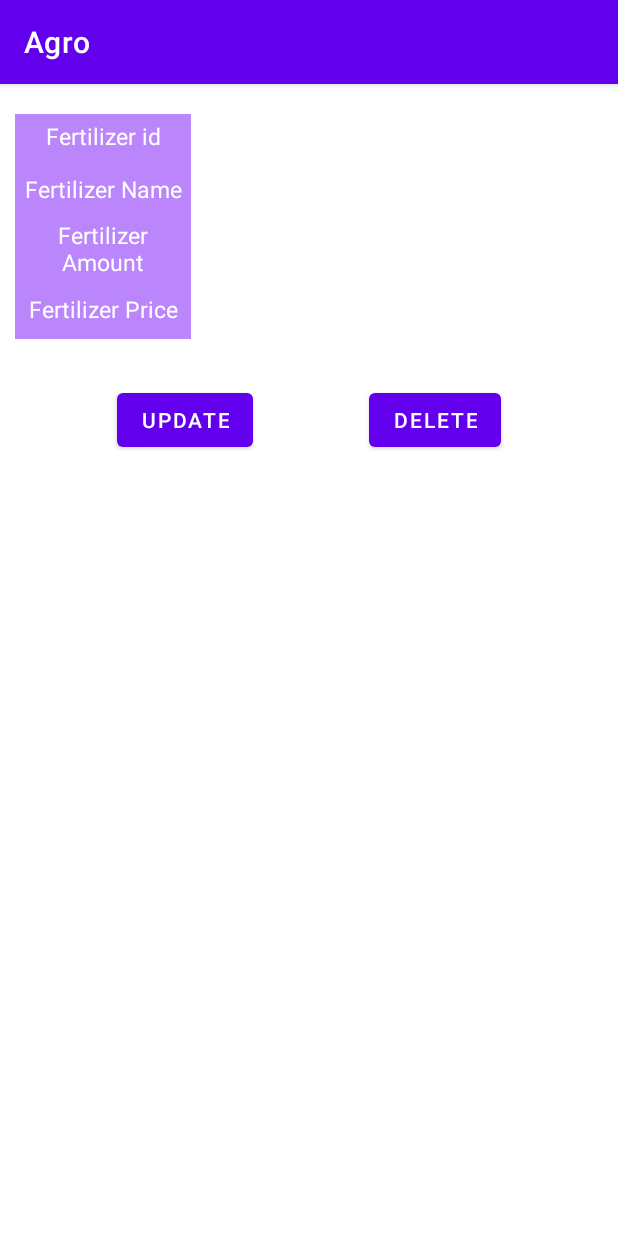
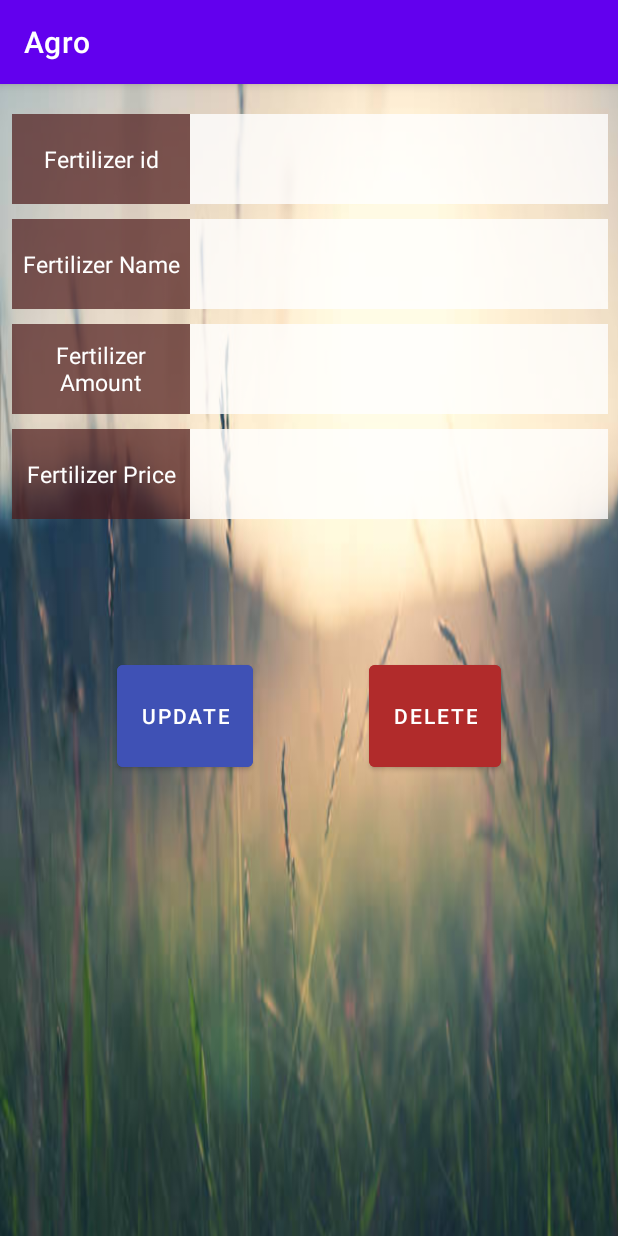
Before and after one commit to IT21497834/AgroApp, an Android app: the FertilizerDetailsActivity screen opened directly, with no data from a screen before it, on a phone screen of 412 x 824 dp. Run offline under Robolectric (Android 15) with nearby library versions, the phone set to English and light mode, and no system bars; our stand-ins replace Firebase (no records; nobody signed in at launch, a user with empty details on screens opened directly).

Commit message:
with update, delete & view2

```diff
--- a/app/src/main/java/com/example/maddesign/AddFertilizer.kt
+++ b/app/src/main/java/com/example/maddesign/AddFertilizer.kt
@@ -1,10 +1,10 @@
 package com.example.maddesign
 
-import androidx.appcompat.app.AppCompatActivity
 import android.os.Bundle
 import android.widget.Button
 import android.widget.EditText
 import android.widget.Toast
+import androidx.appcompat.app.AppCompatActivity
 import com.example.maddesign.model.FertilizerModel
 import com.google.firebase.database.DatabaseReference
 import com.google.firebase.database.FirebaseDatabase
@@ -37,18 +37,21 @@ class AddFertilizer : AppCompatActivity() {
 
     private fun saveFertilizer(){
         //getting values
-        val fertileName = editTextTextPersonName.text.toString()
-        val fertileAmount =editTextNumber.text.toString()
-        val fertilePrice= editTextNumber2.text.toString()
+        val fertileName = editTextTextPersonName.text.toString().trim()
+        val fertileAmount =editTextNumber.text.toString().trim()
+        val fertilePrice= editTextNumber2.text.toString().trim()
 
         if(fertileName.isEmpty()){
             editTextTextPersonName.error="Please Enter Fertilizer Name"
+            return@saveFertilizer
         }
         if(fertileAmount.isEmpty()){
             editTextNumber.error="Please Enter the Amount"
+            return@saveFertilizer
         }
         if(fertilePrice.isEmpty()){
             editTextNumber2.error="Please Enter the Price"
+            return@saveFertilizer
         }
 
         val fertileId=dbRef.push().key!!
--- a/app/src/main/res/layout/activity_add_fertilizer.xml
+++ b/app/src/main/res/layout/activity_add_fertilizer.xml
@@ -79,7 +79,7 @@
 
     <TextView
         android:id="@+id/textView20"
-        android:layout_width="103dp"
+        android:layout_width="170dp"
         android:layout_height="36dp"
         android:layout_marginStart="15dp"
         android:layout_marginTop="20dp"
--- a/app/src/main/res/layout/activity_fertilizer_details.xml
+++ b/app/src/main/res/layout/activity_fertilizer_details.xml
@@ -6,12 +6,22 @@
     android:layout_height="match_parent"
     tools:context=".FertilizerDetailsActivity">
 
+    <ImageView
+        android:id="@+id/imageView234"
+        android:layout_width="@dimen/main_bg_img"
+        android:layout_height="@dimen/mainimg_bg"
+        android:scaleType="fitXY"
+        app:layout_constraintStart_toStartOf="parent"
+        app:layout_constraintTop_toTopOf="parent"
+        app:srcCompat="@drawable/bgimg5" />
 
     <Button
         android:id="@+id/btnUpdate"
         android:layout_width="wrap_content"
         android:layout_height="wrap_content"
-        android:layout_marginTop="30dp"
+        android:layout_marginTop="76dp"
+        android:height="80dp"
+        android:backgroundTint="#3F51B5"
         android:text="Update"
         app:layout_constraintEnd_toStartOf="@+id/btnDelete"
         app:layout_constraintHorizontal_bias="0.5"
@@ -22,7 +32,9 @@
         android:id="@+id/btnDelete"
         android:layout_width="wrap_content"
         android:layout_height="wrap_content"
-        android:layout_marginTop="30dp"
+        android:layout_marginTop="76dp"
+        android:height="80dp"
+        android:backgroundTint="#B12B2B"
         android:text="Delete"
         app:layout_constraintEnd_toEndOf="parent"
         app:layout_constraintHorizontal_bias="0.5"
@@ -31,23 +43,24 @@
 
     <LinearLayout
         android:id="@+id/linearLayout"
-        android:layout_width="match_parent"
-        android:layout_height="wrap_content"
+        android:layout_width="417dp"
+        android:layout_height="305dp"
+        android:orientation="vertical"
+        app:layout_constraintEnd_toEndOf="parent"
         app:layout_constraintStart_toStartOf="parent"
-        app:layout_constraintTop_toTopOf="parent"
-        app:layout_constraintEnd_toEndOf="parent"
-        android:orientation="vertical">
+        app:layout_constraintTop_toTopOf="parent">
 
 
         <LinearLayout
             android:id="@+id/id_lin"
             android:layout_width="match_parent"
-            android:layout_height="30dp"
+            android:layout_height="60dp"
             android:layout_marginLeft="10dp"
             android:layout_marginTop="20dp"
             android:layout_marginRight="10dp"
             android:orientation="horizontal"
             android:weightSum="2"
+            android:layout_marginBottom="10dp"
 
             >
 
@@ -55,7 +68,9 @@
                 android:layout_width="0dp"
                 android:layout_height="match_parent"
                 android:layout_weight="0.6"
-                android:background="@color/purple_200">
+
+                android:background="#B34E1B1B">
+
 
                 <TextView
                     android:layout_width="match_parent"
@@ -71,19 +86,22 @@
             <LinearLayout
                 android:layout_width="0dp"
                 android:layout_height="match_parent"
-                android:layout_weight="1.4">
+                android:layout_weight="1.4"
+                android:background="#CCFFFFFF"
+                android:backgroundTint="#FFFFFF">
 
                 <TextView
                     android:id="@+id/tvFertileID"
                     android:layout_width="match_parent"
                     android:layout_height="wrap_content"
                     android:layout_gravity="center"
+
                     android:gravity="center"
+                    android:includeFontPadding="false"
+
                     android:text=""
                     android:textColor="@color/black"
-                    android:textSize="15sp"
-
-                    />
+                    android:textSize="20sp" />
 
             </LinearLayout>
 
@@ -94,17 +112,18 @@
         <LinearLayout
             android:id="@+id/contact_lin"
             android:layout_width="match_parent"
-            android:layout_height="40dp"
+            android:layout_height="60dp"
             android:layout_marginLeft="10dp"
             android:layout_marginRight="10dp"
             android:orientation="horizontal"
-            android:weightSum="2">
+            android:weightSum="2"
+            android:layout_marginBottom="10dp">
 
             <LinearLayout
                 android:layout_width="0dp"
                 android:layout_height="match_parent"
                 android:layout_weight="0.6"
-                android:background="@color/purple_200">
+                android:background="#B34E1B1B">
 
                 <TextView
                     android:layout_width="match_parent"
@@ -120,19 +139,21 @@
             <LinearLayout
                 android:layout_width="0dp"
                 android:layout_height="match_parent"
-                android:layout_weight="1.4">
+                android:layout_weight="1.4"
+                android:background="#CCFFFFFF"
+                android:backgroundTint="#FFFFFF">
 
                 <TextView
                     android:id="@+id/tvFertileName"
                     android:layout_width="match_parent"
                     android:layout_height="wrap_content"
                     android:layout_gravity="center"
+
                     android:gravity="center"
                     android:text=""
+
                     android:textColor="@color/black"
-                    android:textSize="15sp"
-
-                    />
+                    android:textSize="20sp" />
 
             </LinearLayout>
 
@@ -142,11 +163,12 @@
         <LinearLayout
 
             android:layout_width="match_parent"
-            android:layout_height="40dp"
+            android:layout_height="60dp"
             android:layout_marginLeft="10dp"
             android:layout_marginRight="10dp"
             android:orientation="horizontal"
             android:weightSum="2"
+            android:layout_marginBottom="10dp"
 
             >
 
@@ -154,7 +176,7 @@
                 android:layout_width="0dp"
                 android:layout_height="match_parent"
                 android:layout_weight="0.6"
-                android:background="@color/purple_200">
+                android:background="#B34E1B1B">
 
                 <TextView
                     android:layout_width="match_parent"
@@ -173,19 +195,21 @@
             <LinearLayout
                 android:layout_width="0dp"
                 android:layout_height="match_parent"
-                android:layout_weight="1.4">
+                android:layout_weight="1.4"
+                android:background="#CCFFFFFF"
+                android:backgroundTint="#FFFFFF">
 
                 <TextView
                     android:id="@+id/tvFertileAmount"
                     android:layout_width="match_parent"
                     android:layout_height="wrap_content"
                     android:layout_gravity="center"
+
                     android:gravity="center"
                     android:text=""
+
                     android:textColor="@color/black"
-                    android:textSize="15sp"
-
-                    />
+                    android:textSize="20sp" />
 
             </LinearLayout>
 
@@ -196,7 +220,7 @@
         <LinearLayout
 
             android:layout_width="match_parent"
-            android:layout_height="40dp"
+            android:layout_height="60dp"
             android:layout_marginLeft="10dp"
             android:layout_marginRight="10dp"
             android:orientation="horizontal"
@@ -204,11 +228,12 @@
 
             >
 
+
             <LinearLayout
                 android:layout_width="0dp"
                 android:layout_height="match_parent"
                 android:layout_weight="0.6"
-                android:background="@color/purple_200">
+                android:background="#B34E1B1B">
 
                 <TextView
                     android:layout_width="match_parent"
@@ -228,19 +253,22 @@
             <LinearLayout
                 android:layout_width="0dp"
                 android:layout_height="match_parent"
-                android:layout_weight="1.4">
+                android:layout_weight="1.4"
+                android:background="#CCFFFFFF"
+                android:backgroundTint="#FFFFFF">
 
                 <TextView
                     android:id="@+id/tvFertilePrice"
                     android:layout_width="match_parent"
                     android:layout_height="wrap_content"
                     android:layout_gravity="center"
+
                     android:gravity="center"
                     android:text=""
+
                     android:textColor="@color/black"
-                    android:textSize="15sp"
+                    android:textSize="20sp" />
 
-                    />
 
             </LinearLayout>
 
--- a/app/src/main/res/layout/activity_fetching.xml
+++ b/app/src/main/res/layout/activity_fetching.xml
@@ -6,7 +6,15 @@
     android:layout_height="match_parent"
     tools:context=".FetchingActivity">
 
-
+    <ImageView
+        android:id="@+id/imageView23"
+        android:layout_width="@dimen/main_bg_img"
+        android:layout_height="@dimen/mainimg_bg"
+        android:layout_marginTop="0dp"
+        android:scaleType="fitXY"
+        app:layout_constraintStart_toStartOf="parent"
+        app:layout_constraintTop_toTopOf="parent"
+        app:srcCompat="@drawable/abstract_luxury_gradient_blue_background_smooth_dark_blue_with_black_vignette_studio_banner" />
 
 <androidx.recyclerview.widget.RecyclerView
     android:id="@+id/rvEmp"
@@ -22,7 +30,10 @@
     app:layout_constraintStart_toStartOf="parent"
     app:layout_constraintTop_toTopOf="parent" />
 
+
+
 <TextView
+
     android:id="@+id/tvLoadingData"
     android:layout_width="wrap_content"
     android:layout_height="wrap_content"
@@ -35,4 +46,5 @@
     app:layout_constraintTop_toTopOf="parent"
     app:layout_constraintStart_toStartOf="parent"
     app:layout_constraintEnd_toEndOf="parent" />
+
 </androidx.constraintlayout.widget.ConstraintLayout>
--- a/app/src/main/res/layout/update_dialog.xml
+++ b/app/src/main/res/layout/update_dialog.xml
@@ -21,6 +21,7 @@
         android:layout_marginTop="20dp"
         android:ems="10"
         android:hint="Amount"
+        android:inputType="number"
         android:minHeight="48dp" />
 
     <EditText
@@ -30,7 +31,7 @@
         android:layout_marginTop="20dp"
         android:ems="10"
         android:hint="Price"
-        android:inputType="textPersonName"
+        android:inputType="number"
         android:minHeight="48dp" />
 
     <Button
--- a/app/src/main/res/values/colors.xml
+++ b/app/src/main/res/values/colors.xml
@@ -1,6 +1,7 @@
 <?xml version="1.0" encoding="utf-8"?>
 <resources>
     <color name="purple_200">#FFBB86FC</color>
+    <color name="purple_test">#8F6BBB</color>
     <color name="purple_500">#FF6200EE</color>
     <color name="purple_700">#FF3700B3</color>
     <color name="teal_200">#FF03DAC5</color>
--- a/app/src/main/res/values/strings.xml
+++ b/app/src/main/res/values/strings.xml
@@ -2,7 +2,7 @@
     <string name="app_name">Agro</string>
 
     <string name="FertilizerName">Fertilizer Name:</string>
-    <string name="Amount">Amount:</string>
+    <string name="Amount">Amount(kg):</string>
     <string name="price">Price:</string>
     <string name="AddPic">Add Picture:</string>
     <string name="Uploadpic">Upload Picture:</string>
```
